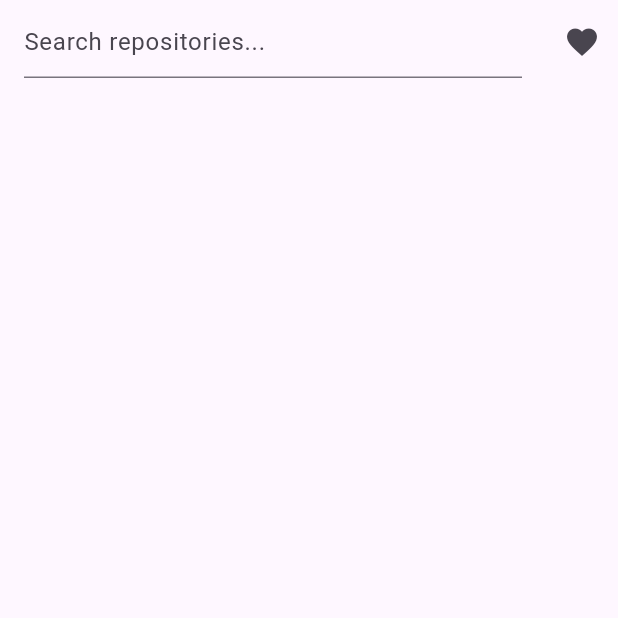
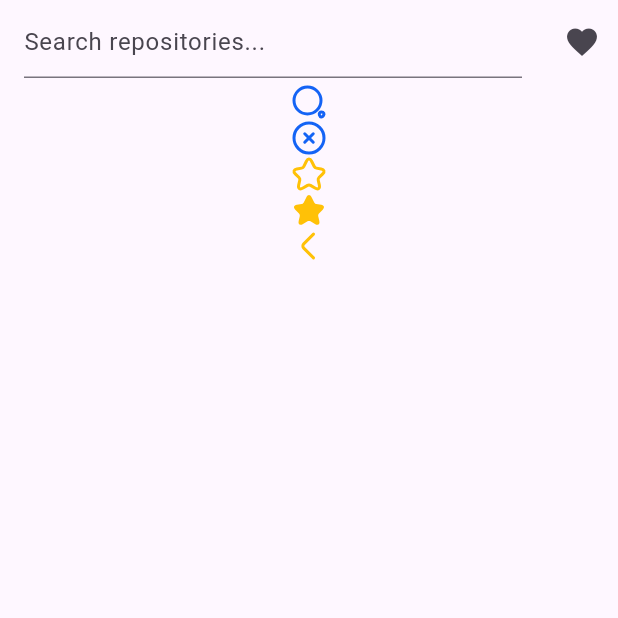
Before and after one commit to KostiantynKi/repositories_searcher, a Flutter app: the screen it shows after launch, on a phone screen of 412 x 824 dp, the top half of it. Run offline on Flutter 3.47's test engine with Material 3 defaults, Android fonts, the phone set to English and light mode, and no system bars; our stand-ins replace bloc, equatable, flutter_bloc, flutter_svg, shared_preferences.

Commit message:
added icons

```diff
--- a/lib/resource/app_icons.dart
+++ b/lib/resource/app_icons.dart
@@ -3,5 +3,9 @@ class AppIcons {
 
   static const String _path = 'assets/icons';
 
-  static const String pencil = '$_path/pencil.svg';
+  static const String search = '$_path/search.svg';
+  static const String cancel = '$_path/cancel.svg';
+  static const String disabledFavorite = '$_path/disabled_favorite.svg';
+  static const String favorite = '$_path/favorite.svg';
+  static const String left = '$_path/left.svg';
 }
--- a/lib/widgets/reusable_widgets/svg_picture_form_asset.dart
+++ b/lib/widgets/reusable_widgets/svg_picture_form_asset.dart
@@ -9,8 +9,8 @@ class SvgPictureFromAsset extends StatelessWidget {
 
   const SvgPictureFromAsset({
     required this.iconString,
-    this.height = 25,
-    this.width = 25,
+    this.height = 24,
+    this.width = 24,
     this.color,
     super.key,
   });
--- a/lib/widgets/saved_result_widget.dart
+++ b/lib/widgets/saved_result_widget.dart
@@ -1,5 +1,7 @@
 import 'package:flutter/material.dart';
 import 'package:repositories_searcher/bloc/cubit/searcher_cubit.dart';
+import 'package:repositories_searcher/resource/app_icons.dart';
+import 'package:repositories_searcher/widgets/reusable_widgets/svg_picture_form_asset.dart';
 
 class SavedResultWidget extends StatelessWidget {
   final SavedRequests state;
@@ -7,23 +9,45 @@ class SavedResultWidget extends StatelessWidget {
 
   @override
   Widget build(BuildContext context) {
-    return ListView.builder(
-      itemCount: state.savedRequests.length,
-      reverse: true,
-      itemBuilder: (context, index) {
-        final repository = state.savedRequests[index];
-        return ListTile(
-          title: Text(repository.name),
-          subtitle: Text(repository.owner),
-          trailing: IconButton(
-            icon: repository.isFavorite
-                ? Icon(Icons.favorite)
-                : Icon(Icons.favorite_border),
-            onPressed: () {},
-          ),
-          onTap: () {},
-        );
-      },
+    return const Column(
+      children: [
+        SvgPictureFromAsset(
+          iconString: AppIcons.search,
+        ),
+        SvgPictureFromAsset(
+          iconString: AppIcons.cancel,
+        ),
+        SvgPictureFromAsset(
+          iconString: AppIcons.disabledFavorite,
+          color: Colors.amber,
+        ),
+        SvgPictureFromAsset(
+          iconString: AppIcons.favorite,
+          color: Colors.amber,
+        ),
+        SvgPictureFromAsset(
+          iconString: AppIcons.left,
+          color: Colors.amber,
+        ),
+      ],
     );
+    // ListView.builder(
+    //   itemCount: state.savedRequests.length,
+    //   reverse: true,
+    //   itemBuilder: (context, index) {
+    //     final repository = state.savedRequests[index];
+    //     return ListTile(
+    //       title: Text(repository.name),
+    //       subtitle: Text(repository.owner),
+    //       trailing: IconButton(
+    //         icon: repository.isFavorite
+    //             ? Icon(Icons.favorite)
+    //             : Icon(Icons.favorite_border),
+    //         onPressed: () {},
+    //       ),
+    //       onTap: () {},
+    //     );
+    //   },
+    // );
   }
 }
```
Also changed, not shown: assets/icons/cancel.svg (added), assets/icons/disabled_favorite.svg (added), assets/icons/favorite.svg (added), assets/icons/left.svg (added), assets/icons/search.svg (added).
